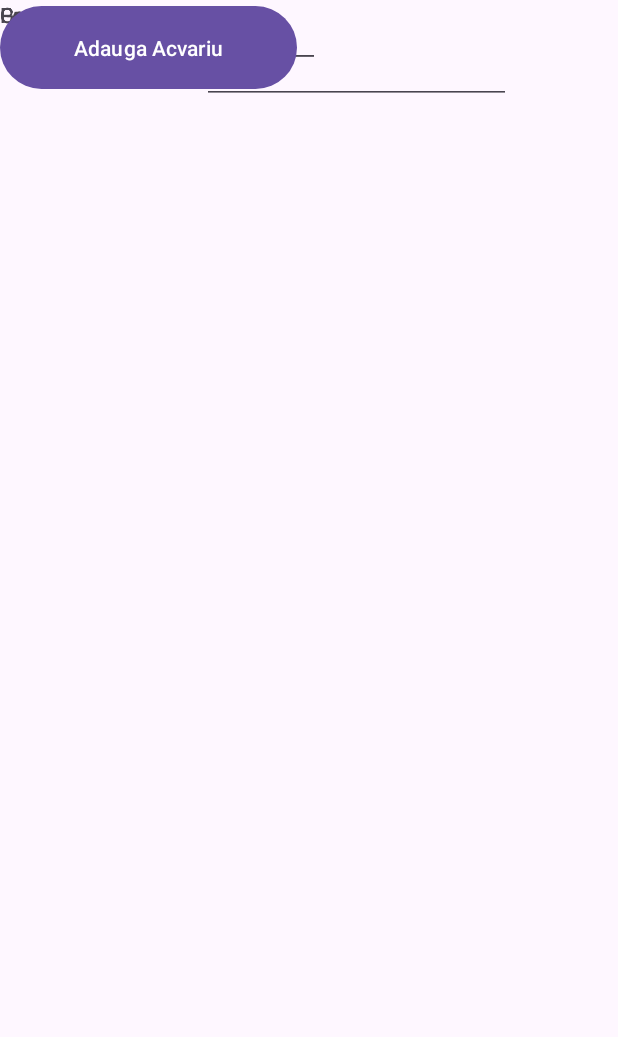
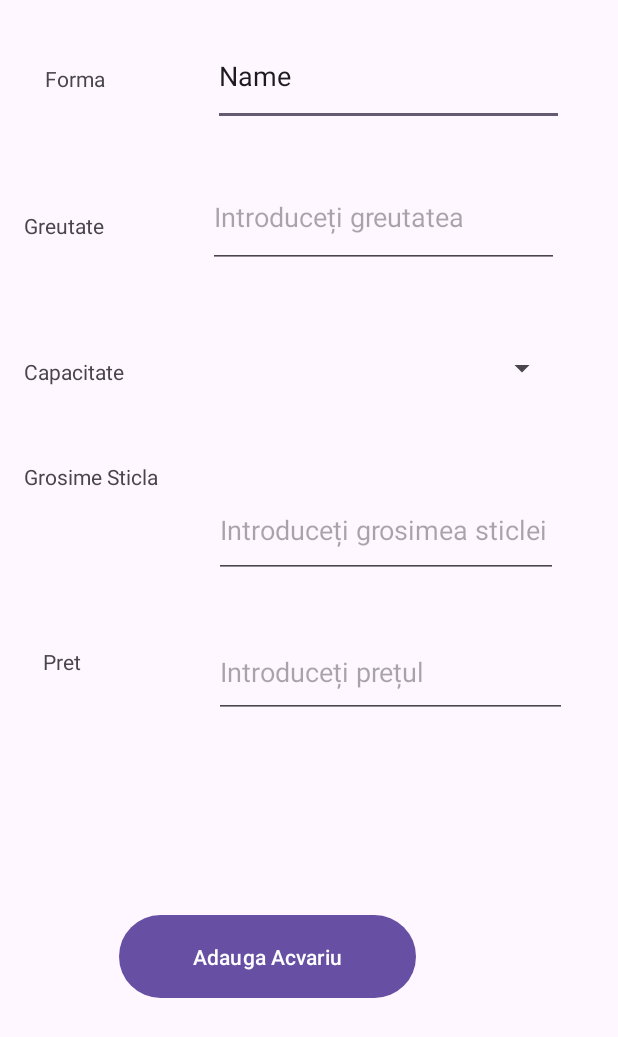
Before and after one commit to AidaNightcore/Sentes_Aida_Elena_ActivitateDAM2024, an Android app: the layout activity_adaugare.xml on its own in the app's theme, with its tools: preview values and no code run, on a phone screen of 412 x 824 dp. Shown: the top 1037 px of the screen. Run offline under Robolectric (Android 15) with nearby library versions, the phone set to English and light mode, and no system bars.

Commit message:
seminar 11

```diff
--- a/Acvarii/app/build.gradle.kts
+++ b/Acvarii/app/build.gradle.kts
@@ -26,16 +26,19 @@ android {
         sourceCompatibility = JavaVersion.VERSION_1_8
         targetCompatibility = JavaVersion.VERSION_1_8
     }
+
 }
+
 
 dependencies {
     implementation("androidx.room:room-common")
-    implementation("androidx.room:room-compiler:2.6.1")
     implementation("androidx.appcompat:appcompat:1.7.0")
     implementation("com.google.android.material:material:1.12.0")
     implementation("androidx.constraintlayout:constraintlayout:2.1.4")
     implementation("androidx.room:room-compiler:2.6.1")
+    implementation("androidx.room:room-common-jvm:2.7.0-alpha11")
     testImplementation("junit:junit:4.13.2")
     androidTestImplementation("androidx.test.ext:junit:1.2.1")
     androidTestImplementation("androidx.test.espresso:espresso-core:3.6.1")
+
 }
--- a/Acvarii/app/src/main/res/layout/activity_adaugare.xml
+++ b/Acvarii/app/src/main/res/layout/activity_adaugare.xml
@@ -1,113 +1,153 @@
 <?xml version="1.0" encoding="utf-8"?>
+
 <androidx.constraintlayout.widget.ConstraintLayout xmlns:android="http://schemas.android.com/apk/res/android"
     xmlns:app="http://schemas.android.com/apk/res-auto"
     xmlns:tools="http://schemas.android.com/tools"
+
     android:layout_width="match_parent"
     android:layout_height="match_parent"
     tools:context=".AdaugaAcvariu">
 
     <EditText
-        android:id="@+id/etFirma"
-        android:layout_width="208dp"
-        android:layout_height="53dp"
-        android:layout_marginStart="92dp"
-        android:layout_marginTop="27dp"
-        android:layout_marginEnd="63dp"
-        android:layout_marginBottom="13dp"
+        android:id="@+id/etForma"
+        android:layout_width="234dp"
+        android:layout_height="66dp"
         android:ems="10"
         android:inputType="text"
         android:text="Name"
-        app:layout_constraintBottom_toTopOf="@+id/etGreutate"
+        app:layout_constraintBottom_toBottomOf="parent"
         app:layout_constraintEnd_toEndOf="parent"
-        app:layout_constraintHorizontal_bias="1.0"
+        app:layout_constraintHorizontal_bias="0.669"
         app:layout_constraintStart_toEndOf="@+id/textView9"
-        app:layout_constraintTop_toTopOf="parent" />
+        app:layout_constraintTop_toTopOf="parent"
+        app:layout_constraintVertical_bias="0.024"
+        android:hint="Introduceți forma acvariului"
+        />
 
     <EditText
         android:id="@+id/etPret"
-        android:layout_width="wrap_content"
-        android:layout_height="wrap_content"
+        android:layout_width="235dp"
+        android:layout_height="61dp"
         android:ems="10"
         android:inputType="numberDecimal"
-        tools:layout_editor_absoluteX="138dp"
-        tools:layout_editor_absoluteY="225dp" />
+        app:layout_constraintBottom_toBottomOf="parent"
+        app:layout_constraintEnd_toEndOf="parent"
+        app:layout_constraintHorizontal_bias="0.806"
+        app:layout_constraintStart_toStartOf="parent"
+        app:layout_constraintTop_toTopOf="parent"
+        app:layout_constraintVertical_bias="0.547"
+        android:hint="Introduceți prețul"
+
+        />
 
     <EditText
         android:id="@+id/etGreutate"
-        android:layout_width="206dp"
-        android:layout_height="44dp"
-        android:layout_marginStart="74dp"
-        android:layout_marginTop="12dp"
-        android:layout_marginEnd="64dp"
-        android:layout_marginBottom="12dp"
+        android:layout_width="234dp"
+        android:layout_height="68dp"
         android:ems="10"
         android:inputType="numberDecimal"
-        app:layout_constraintBottom_toTopOf="@+id/spinnerCapacitate"
+        android:hint="Introduceți greutatea"
+        app:layout_constraintBottom_toBottomOf="parent"
         app:layout_constraintEnd_toEndOf="parent"
-        app:layout_constraintStart_toEndOf="@+id/textView"
-        app:layout_constraintTop_toBottomOf="@+id/etFirma" />
+        app:layout_constraintHorizontal_bias="0.779"
+        app:layout_constraintStart_toStartOf="parent"
+        app:layout_constraintTop_toTopOf="parent"
+        app:layout_constraintVertical_bias="0.146" />
+
 
     <Spinner
         android:id="@+id/spinnerCapacitate"
-        android:layout_width="207dp"
-        android:layout_height="28dp"
-        tools:layout_editor_absoluteX="141dp"
-        tools:layout_editor_absoluteY="137dp" />
+        android:layout_width="233dp"
+        android:layout_height="65dp"
+        app:layout_constraintBottom_toBottomOf="parent"
+        app:layout_constraintEnd_toEndOf="parent"
+        app:layout_constraintHorizontal_bias="0.775"
+        app:layout_constraintStart_toStartOf="parent"
+        app:layout_constraintTop_toTopOf="parent"
+        app:layout_constraintVertical_bias="0.28" />
 
     <EditText
         android:id="@+id/etGrosimeSticla"
-        android:layout_width="wrap_content"
-        android:layout_height="wrap_content"
+        android:layout_width="229dp"
+        android:layout_height="63dp"
         android:ems="10"
         android:inputType="number"
-        tools:layout_editor_absoluteX="138dp"
-        tools:layout_editor_absoluteY="172dp" />
+        app:layout_constraintBottom_toBottomOf="parent"
+        app:layout_constraintEnd_toEndOf="parent"
+        app:layout_constraintHorizontal_bias="0.78"
+        app:layout_constraintStart_toStartOf="parent"
+        app:layout_constraintTop_toTopOf="parent"
+        app:layout_constraintVertical_bias="0.423"
+        android:hint="Introduceți grosimea sticlei"
+        />
 
     <TextView
         android:id="@+id/textView"
         android:layout_width="wrap_content"
         android:layout_height="wrap_content"
         android:text="Greutate"
-        tools:layout_editor_absoluteX="13dp"
-        tools:layout_editor_absoluteY="95dp" />
+        app:layout_constraintBottom_toBottomOf="parent"
+        app:layout_constraintEnd_toEndOf="parent"
+        app:layout_constraintHorizontal_bias="0.044"
+        app:layout_constraintStart_toStartOf="parent"
+        app:layout_constraintTop_toTopOf="parent"
+        app:layout_constraintVertical_bias="0.175" />
 
     <TextView
         android:id="@+id/textView7"
-        android:layout_width="wrap_content"
-        android:layout_height="wrap_content"
+        android:layout_width="41dp"
+        android:layout_height="35dp"
         android:text="Pret"
-        tools:layout_editor_absoluteX="12dp"
-        tools:layout_editor_absoluteY="233dp" />
+        app:layout_constraintBottom_toBottomOf="parent"
+        app:layout_constraintEnd_toEndOf="parent"
+        app:layout_constraintHorizontal_bias="0.078"
+        app:layout_constraintStart_toStartOf="parent"
+        app:layout_constraintTop_toTopOf="parent"
+        app:layout_constraintVertical_bias="0.547" />
 
     <TextView
         android:id="@+id/textView8"
         android:layout_width="wrap_content"
         android:layout_height="wrap_content"
         android:text="Capacitate"
-        tools:layout_editor_absoluteX="13dp"
-        tools:layout_editor_absoluteY="147dp" />
+        app:layout_constraintBottom_toBottomOf="parent"
+        app:layout_constraintEnd_toEndOf="parent"
+        app:layout_constraintHorizontal_bias="0.046"
+        app:layout_constraintStart_toStartOf="parent"
+        app:layout_constraintTop_toTopOf="parent"
+        app:layout_constraintVertical_bias="0.296" />
 
     <TextView
         android:id="@+id/textView9"
         android:layout_width="wrap_content"
         android:layout_height="wrap_content"
         android:text="Forma"
-        tools:layout_editor_absoluteX="12dp"
-        tools:layout_editor_absoluteY="42dp" />
+        app:layout_constraintBottom_toBottomOf="parent"
+        app:layout_constraintEnd_toEndOf="parent"
+        app:layout_constraintHorizontal_bias="0.08"
+        app:layout_constraintStart_toStartOf="parent"
+        app:layout_constraintTop_toTopOf="parent"
+        app:layout_constraintVertical_bias="0.053" />
 
     <TextView
         android:id="@+id/textView10"
         android:layout_width="wrap_content"
         android:layout_height="wrap_content"
+        android:layout_marginStart="16dp"
+        android:layout_marginTop="308dp"
         android:text="Grosime Sticla"
-        tools:layout_editor_absoluteX="11dp"
-        tools:layout_editor_absoluteY="190dp" />
+        app:layout_constraintStart_toStartOf="parent"
+        app:layout_constraintTop_toTopOf="parent" />
 
     <Button
         android:id="@+id/btnAdaugare"
         android:layout_width="198dp"
         android:layout_height="63dp"
         android:text="Adauga Acvariu"
-        tools:layout_editor_absoluteX="111dp"
-        tools:layout_editor_absoluteY="310dp" />
+        app:layout_constraintBottom_toBottomOf="parent"
+        app:layout_constraintEnd_toEndOf="parent"
+        app:layout_constraintHorizontal_bias="0.37"
+        app:layout_constraintStart_toStartOf="parent"
+        app:layout_constraintTop_toTopOf="parent"
+        app:layout_constraintVertical_bias="0.797" />
 </androidx.constraintlayout.widget.ConstraintLayout>
```
Also changed, not shown: Acvarii/app/src/main/AndroidManifest.xml (+7 -7 lines), Acvarii/app/src/main/java/com/example/acvarii/AdaugaAcvariu.java (+71 -52 lines), Acvarii/app/src/main/java/com/example/acvarii/FavouriteAcvariu.java (added, +30 -0 lines), Acvarii/app/src/main/java/com/example/acvarii/ListAcvarii.java (+31 -9 lines), Acvarii/app/src/main/java/com/example/acvarii/MainActivity.java (+33 -24 lines), Acvarii/app/src/main/res/layout/activity_favourite_acvariu.xml (added, +17 -0 lines).
